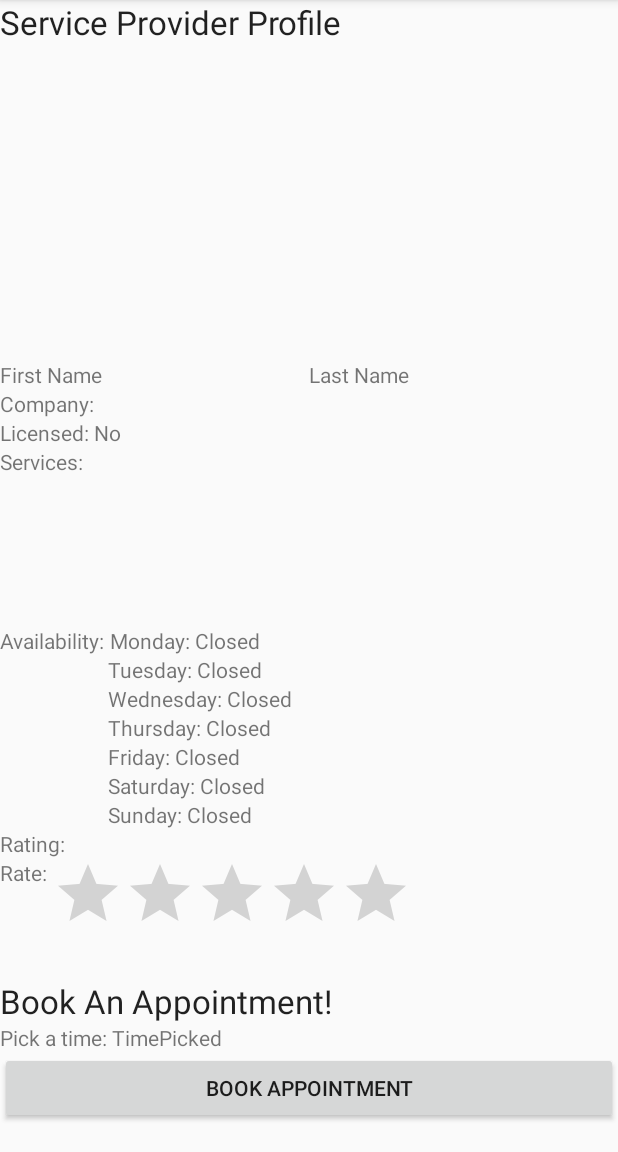
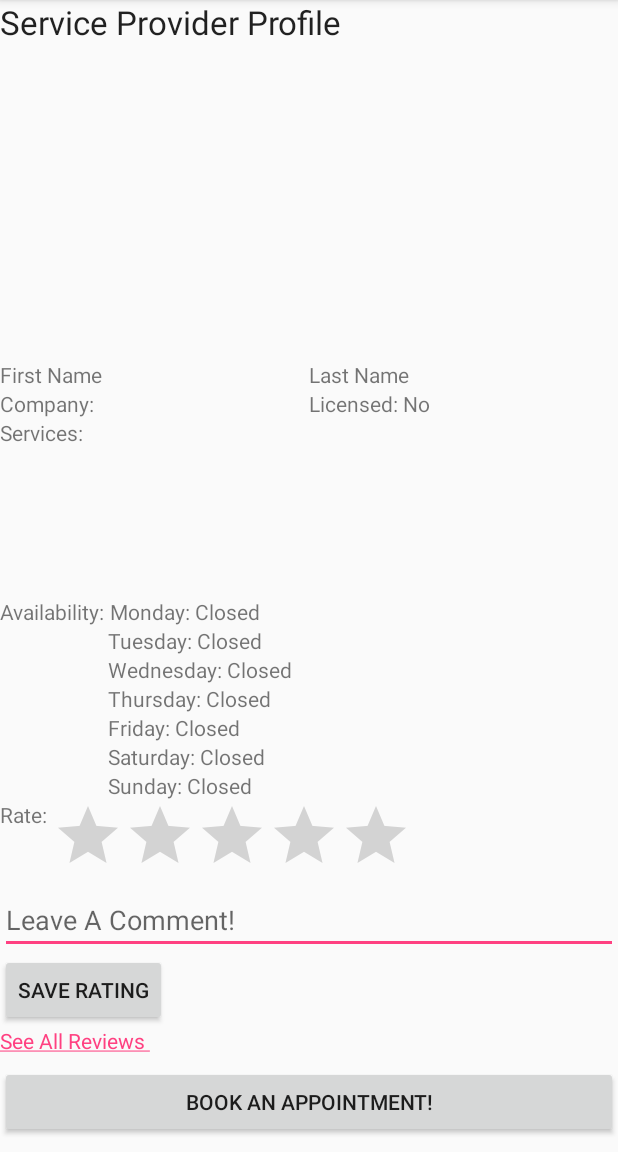
Before and after one commit to AminDhouib/home_service_booking_android, an Android app: the SPPublicProfileActivity screen opened directly, with no data from a screen before it, on a phone screen of 412 x 824 dp, the part 84-1236 px from its top. Run offline under Robolectric (Android 15) with nearby library versions, the phone set to English and light mode, and no system bars; our stand-ins replace Firebase (no records; nobody signed in at launch, a user with empty details on screens opened directly); 7 statements that could not run were skipped.

Commit message:
can now rate a service provider and see all his other ratings

```diff
--- a/app/src/main/AndroidManifest.xml
+++ b/app/src/main/AndroidManifest.xml
@@ -30,7 +30,8 @@
         <activity android:name=".HomeOwnerAccountActivities.SearchByTypeActivity" />
         <activity android:name=".HomeOwnerAccountActivities.SearchByTimeActivity" />
         <activity android:name=".HomeOwnerAccountActivities.SearchByRatingsActivity" />
-        <activity android:name=".HomeOwnerAccountActivities.SPPublicProfileActivity"></activity>
+        <activity android:name=".HomeOwnerAccountActivities.SPPublicProfileActivity" />
+        <activity android:name=".HomeOwnerAccountActivities.ViewAllRatingsActivity"></activity>
     </application>
 
 </manifest>
--- a/app/src/main/java/com/handy/agile/agile_app/DomainClasses/ServiceProvider.java
+++ b/app/src/main/java/com/handy/agile/agile_app/DomainClasses/ServiceProvider.java
@@ -11,7 +11,6 @@ public class ServiceProvider extends User {
     private String companyName;
     private String description;
     private String licensed;
-    private int rating;
 
     public ServiceProvider(String name, String lastName, String email, String password, String phoneNumber, String address, String role, String id){
         super(name, lastName, email, password, phoneNumber, address, role,id);
@@ -28,7 +27,6 @@ public class ServiceProvider extends User {
         companyName = "Not yet specified";
         description = "Enter description";
         licensed = "not licensed";
-        rating = 0;
 
 
 
@@ -49,7 +47,6 @@ public class ServiceProvider extends User {
         companyName = "Not yet specified";
         description = "Enter description";
         licensed = "not licensed";
-        rating = 0;
 
     }
 
@@ -74,7 +71,4 @@ public class ServiceProvider extends User {
     public void setDescription(String description) { this.description = description;}
 
 
-    public int getRating() { return rating; }
-    public void setRating(int rating) { this.rating = rating; }
-
 }
--- a/app/src/main/java/com/handy/agile/agile_app/HomeOwnerAccountActivities/HomeOwnerAccountActivity.java
+++ b/app/src/main/java/com/handy/agile/agile_app/HomeOwnerAccountActivities/HomeOwnerAccountActivity.java
@@ -45,6 +45,7 @@ public class HomeOwnerAccountActivity extends AppCompatActivity {
             @Override
             public void onClick(View v) {
                 Intent searchTimeActivityIntent = new Intent(HomeOwnerAccountActivity.this,SearchByTimeActivity.class);
+                searchTimeActivityIntent.putExtra("homeOwnerInfo", user);
                 HomeOwnerAccountActivity.this.startActivity(searchTimeActivityIntent);
             }
         });
--- a/app/src/main/java/com/handy/agile/agile_app/HomeOwnerAccountActivities/SPPublicProfileActivity.java
+++ b/app/src/main/java/com/handy/agile/agile_app/HomeOwnerAccountActivities/SPPublicProfileActivity.java
@@ -5,8 +5,15 @@ import android.support.annotation.NonNull;
 import android.support.v7.app.AppCompatActivity;
 import android.os.Bundle;
 import android.util.Log;
+import android.view.Gravity;
+import android.view.View;
+import android.view.WindowManager;
+import android.widget.Button;
+import android.widget.EditText;
 import android.widget.ListView;
+import android.widget.RatingBar;
 import android.widget.TextView;
+import android.widget.Toast;
 
 import com.google.firebase.database.DataSnapshot;
 import com.google.firebase.database.DatabaseError;
@@ -21,6 +28,7 @@ import com.handy.agile.agile_app.ListClasses.ServiceListForDeleting;
 import com.handy.agile.agile_app.ListClasses.ServiceListForDisplay;
 import com.handy.agile.agile_app.R;
 import com.handy.agile.agile_app.UtilityClasses.DayEntry;
+import com.handy.agile.agile_app.UtilityClasses.Rating;
 
 import java.util.ArrayList;
 import java.util.List;
@@ -28,7 +36,9 @@ import java.util.List;
 public class SPPublicProfileActivity extends AppCompatActivity {
 
     private ServiceProvider serviceProvider;
+    private User homeOwner;
     private DatabaseReference databaseReference;
+    private DatabaseReference databaseReferenceForRating;
     private List<Service> services;
     private TextView spFirstNameTextView;
     private TextView spLastNameTextView;
@@ -43,6 +53,10 @@ public class SPPublicProfileActivity extends AppCompatActivity {
     private TextView saturdayTimeTextView;
     private TextView sundayTimeTextView;
 
+    private EditText leaveACommentEditText;
+    private Button saveRatingnButton;
+    private TextView seeAllReviewsTextView;
+    private RatingBar ratingBar;
 
 
     @Override
@@ -50,9 +64,11 @@ public class SPPublicProfileActivity extends AppCompatActivity {
         super.onCreate(savedInstanceState);
         Intent intent = getIntent();
         serviceProvider = (ServiceProvider)intent.getSerializableExtra("spInfo");
+        homeOwner = (User)intent.getSerializableExtra("homeOwnerStuff");
         setContentView(R.layout.activity_sppublic_profile);
 
         databaseReference = FirebaseDatabase.getInstance().getReference();
+        databaseReferenceForRating = FirebaseDatabase.getInstance().getReference("Ratings").child(serviceProvider.getId());
         services = new ArrayList<>();
 
         spFirstNameTextView = findViewById(R.id.spFirstNameTextView);
@@ -113,8 +129,47 @@ public class SPPublicProfileActivity extends AppCompatActivity {
             }
         });
 
+        ratingBar = findViewById(R.id.ratingBar);
+        leaveACommentEditText = findViewById(R.id.leaveACommentEditText);
+        saveRatingnButton = findViewById(R.id.saveRatingnButton);
+        seeAllReviewsTextView = findViewById(R.id.seeAllReviewsTextView);
+
+        //Set a listener for rating
+        saveRatingnButton.setOnClickListener(new View.OnClickListener() {
+            @Override
+            public void onClick(View v) {
+                //add rating to the DB
+                float score = ratingBar.getRating();
+                String comment = leaveACommentEditText.getText().toString();
+
+                //Create a rating
+                Rating rating = new Rating(homeOwner.getEmail(),score,comment);
+                databaseReferenceForRating.child(homeOwner.getId()).setValue(rating);
+
+                //Clear edit text
+                leaveACommentEditText.setText("");
+
+                //Signal successful addition
+                Toast toast  = Toast.makeText(getApplicationContext(),"Thank you for your feedback",Toast.LENGTH_LONG);
+                toast.setGravity(Gravity.TOP, 0, 0);
+                toast.show();
+
+            }
+        });
+
+        seeAllReviewsTextView.setOnClickListener(new View.OnClickListener() {
+            @Override
+            public void onClick(View v) {
+                //Take to the ratings activity
+                Intent viewAllRatingsItent = new Intent(SPPublicProfileActivity.this, ViewAllRatingsActivity.class);
+                viewAllRatingsItent.putExtra("SPInQuestion", serviceProvider);
+                SPPublicProfileActivity.this.startActivity(viewAllRatingsItent);
+            }
+        });
+
 
     }
+
 
     //Get info for a particulate service from DB and display it
     public void getServices(final String key) {
@@ -140,4 +195,5 @@ public class SPPublicProfileActivity extends AppCompatActivity {
             }
         });
     }
+
 }
--- a/app/src/main/java/com/handy/agile/agile_app/HomeOwnerAccountActivities/SearchByTimeActivity.java
+++ b/app/src/main/java/com/handy/agile/agile_app/HomeOwnerAccountActivities/SearchByTimeActivity.java
@@ -17,6 +17,7 @@ import com.google.firebase.database.DatabaseReference;
 import com.google.firebase.database.FirebaseDatabase;
 import com.google.firebase.database.ValueEventListener;
 import com.handy.agile.agile_app.DomainClasses.ServiceProvider;
+import com.handy.agile.agile_app.DomainClasses.User;
 import com.handy.agile.agile_app.ListClasses.SPListForTimeSearch;
 import com.handy.agile.agile_app.R;
 import com.handy.agile.agile_app.UtilityClasses.DayEntry;
@@ -32,10 +33,13 @@ public class SearchByTimeActivity extends AppCompatActivity {
     List<ServiceProvider> serviceProviders;
     DatabaseReference databaseReference;
     String searchedQuery;
+    User user;
 
     @Override
     protected void onCreate(Bundle savedInstanceState) {
         super.onCreate(savedInstanceState);
+        Intent intent = getIntent();
+        user = (User) intent.getSerializableExtra("homeOwnerInfo") ;
         setContentView(R.layout.activity_search_by_time);
 
         //initialize textfields
@@ -53,6 +57,7 @@ public class SearchByTimeActivity extends AppCompatActivity {
                 ServiceProvider sp = serviceProviders.get(position);
                 Intent goToProfileIntent = new Intent(SearchByTimeActivity.this,SPPublicProfileActivity.class);
                 goToProfileIntent.putExtra("spInfo",sp);
+                goToProfileIntent.putExtra("homeOwnerStuff",user);
                 SearchByTimeActivity.this.startActivity(goToProfileIntent);
             }
         });
--- a/app/src/main/res/layout/activity_sppublic_profile.xml
+++ b/app/src/main/res/layout/activity_sppublic_profile.xml
@@ -54,17 +54,26 @@
 
         </LinearLayout>
 
+        <LinearLayout
+            android:layout_width="match_parent"
+            android:layout_height="wrap_content"
+            android:orientation="horizontal">
+
             <TextView
                 android:id="@+id/companyNameTextView"
                 android:layout_width="match_parent"
                 android:layout_height="wrap_content"
+                android:layout_weight="1"
                 android:text="Company: " />
 
             <TextView
                 android:id="@+id/licensedTextView"
                 android:layout_width="match_parent"
                 android:layout_height="wrap_content"
-            android:text="Licensed: " />
+                android:layout_weight="1"
+                android:text="Licensed: "/>
+
+        </LinearLayout>
 
         <TextView
             android:id="@+id/spServiceTextView"
@@ -222,11 +231,6 @@
 
         </LinearLayout>
 
-        <TextView
-            android:id="@+id/ratingTextView"
-            android:layout_width="wrap_content"
-            android:layout_height="wrap_content"
-            android:text="Rating: " />
 
         <LinearLayout
             android:layout_width="wrap_content"
@@ -244,47 +248,42 @@
                 android:layout_width="wrap_content"
                 android:layout_height="wrap_content" />
         </LinearLayout>
+
+        <EditText
+            android:id="@+id/leaveACommentEditText"
+            android:layout_width="match_parent"
+            android:layout_height="wrap_content"
+            android:hint="Leave A Comment! "/>
+
+        <Button
+            android:id="@+id/saveRatingnButton"
+            android:layout_width="wrap_content"
+            android:layout_height="wrap_content"
+            android:text="Save Rating" />
+
+        <TextView
+            android:id="@+id/seeAllReviewsTextView"
+            android:layout_width="wrap_content"
+            android:layout_height="wrap_content"
+            android:text="@string/underlinedText"
+            android:textColor="@color/colorAccent" />
     </LinearLayout>
 
     <LinearLayout
         android:id="@+id/linearLayout10"
         android:layout_width="0dp"
-        android:layout_height="115dp"
+        android:layout_height="57dp"
         android:orientation="vertical"
         app:layout_constraintBottom_toBottomOf="@+id/linearLayout7"
         app:layout_constraintEnd_toEndOf="parent"
         app:layout_constraintStart_toStartOf="parent">
 
-        <TextView
-            android:id="@+id/textView23"
-            android:layout_width="match_parent"
-            android:layout_height="wrap_content"
-            android:text="Book An Appointment!"
-            android:textAppearance="@style/TextAppearance.AppCompat.Large" />
-
-        <LinearLayout
-            android:layout_width="wrap_content"
-            android:layout_height="wrap_content"
-            android:orientation="horizontal">
-
-            <TextView
-                android:id="@+id/TextView25"
-                android:layout_width="wrap_content"
-                android:layout_height="wrap_content"
-                android:text="Pick a time: " />
-
-            <TextView
-                android:id="@+id/selectedTime"
-                android:layout_width="wrap_content"
-                android:layout_height="wrap_content"
-                android:text="TimePicked" />
-        </LinearLayout>
 
         <Button
             android:id="@+id/bookAppointmentBtn"
             android:layout_width="match_parent"
             android:layout_height="wrap_content"
-            android:text="Book Appointment" />
+            android:text="Book An Appointment!" />
 
     </LinearLayout>
 
--- a/app/src/main/res/values/colors.xml
+++ b/app/src/main/res/values/colors.xml
@@ -2,7 +2,7 @@
 <resources>
     <color name="colorPrimary">#3f51b5</color>
     <color name="colorPrimaryDark">#303f9f</color>
-    <color name="colorAccent">#FF4081</color>
+    <color name="colorAccent">#ff4081</color>
     <color name="grey">#abb5c6</color>
     <color name="red">#ed2323</color>
 </resources>
--- a/app/src/main/res/values/strings.xml
+++ b/app/src/main/res/values/strings.xml
@@ -31,4 +31,6 @@
         <item>Closed</item>
         <item>Open</item>
     </array>
+
+    <string name="underlinedText"><u>See All Reviews </u></string>
 </resources>
```
Also changed, not shown: app/src/main/java/com/handy/agile/agile_app/HomeOwnerAccountActivities/ViewAllRatingsActivity.java (added, +73 -0 lines), app/src/main/java/com/handy/agile/agile_app/ListClasses/RatingList.java (added, +46 -0 lines), app/src/main/java/com/handy/agile/agile_app/UtilityClasses/Rating.java (added, +30 -0 lines), app/src/main/res/layout/activity_view_all_ratings.xml (added, +26 -0 lines), app/src/main/res/layout/rating_list.xml (added, +30 -0 lines). Lines whose indentation alone changed are shown as unchanged.
